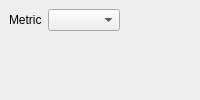
The window that src/rc_metastudio/forms/choose_metric_page.ui (AliSalman-et-al/rc-metastudio) describes before a commit, drawn with Qt 5.
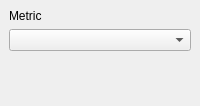
The same window after the commit.

Commit message: Use the metric page width for a compact labelled control

```diff
--- a/src/rc_metastudio/forms/choose_metric_page.ui
+++ b/src/rc_metastudio/forms/choose_metric_page.ui
@@ -39,7 +39,7 @@
       <property name="sizePolicy"><sizepolicy hsizetype="Ignored" vsizetype="Preferred"><horstretch>0</horstretch><verstretch>0</verstretch></sizepolicy></property>
       <layout class="QVBoxLayout" name="verticalLayout">
    <item>
-    <layout class="QHBoxLayout" name="horizontalLayout">
+    <layout class="QVBoxLayout" name="horizontalLayout">
      <item>
       <widget class="QLabel" name="label">
        <property name="text">
@@ -55,19 +55,6 @@
        <property name="accessibleDescription"><string>Choose the effect measure that matches the data and any imported effect values.</string></property>
       </widget>
      </item>
-     <item>
-      <spacer name="horizontalSpacer">
-       <property name="orientation">
-        <enum>Qt::Horizontal</enum>
-       </property>
-       <property name="sizeHint" stdset="0">
-        <size>
-         <width>40</width>
-         <height>20</height>
-        </size>
-       </property>
-      </spacer>
-     </item>
     </layout>
    </item>
    <item>
```
